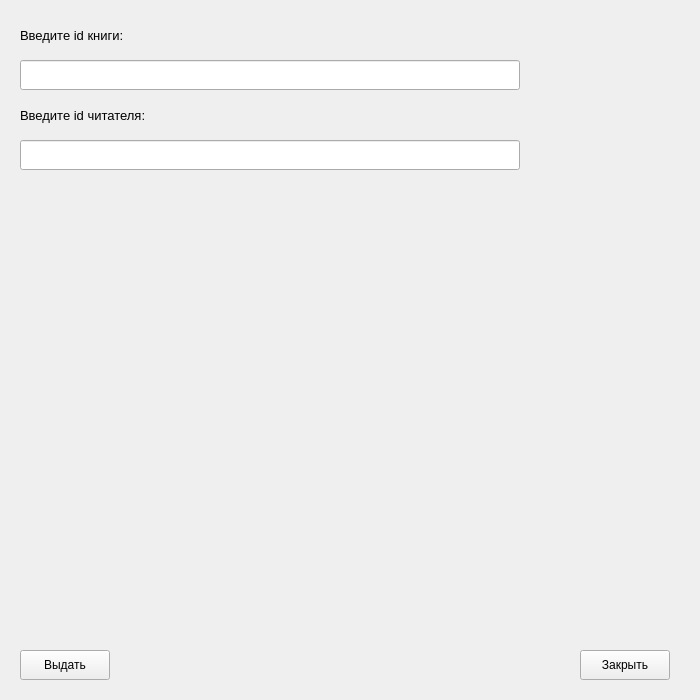
andrejmaznin/library, file GiveBook.ui: the form before one commit.
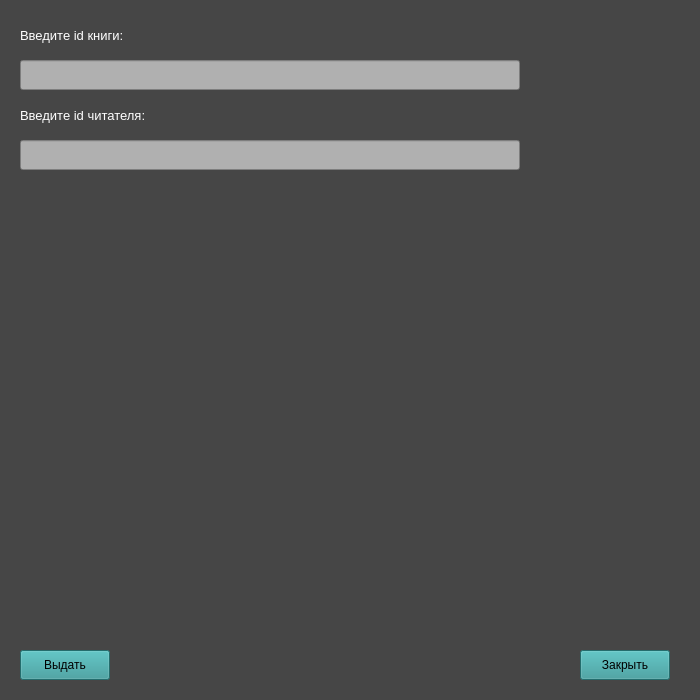
The form after the commit.

The edit to the form file:
```diff
--- a/GiveBook.ui
+++ b/GiveBook.ui
@@ -13,6 +13,9 @@
   <property name="windowTitle">
    <string>Библиотека: выдача книги</string>
   </property>
+  <property name="styleSheet">
+   <string notr="true">background-color: rgb(70, 70, 70);</string>
+  </property>
   <widget class="QLabel" name="lb_boo_id">
    <property name="geometry">
     <rect>
@@ -27,6 +30,9 @@
      <pointsize>10</pointsize>
     </font>
    </property>
+   <property name="styleSheet">
+    <string notr="true">color: rgb(255, 255, 255);</string>
+   </property>
    <property name="text">
     <string>Введите id книги:</string>
    </property>
@@ -40,6 +46,9 @@
      <height>30</height>
     </rect>
    </property>
+   <property name="styleSheet">
+    <string notr="true">background-color: rgb(176, 176, 176);</string>
+   </property>
   </widget>
   <widget class="QLabel" name="lb_client_id">
    <property name="geometry">
@@ -55,6 +64,9 @@
      <pointsize>10</pointsize>
     </font>
    </property>
+   <property name="styleSheet">
+    <string notr="true">color: rgb(255, 255, 255);</string>
+   </property>
    <property name="text">
     <string>Введите id читателя:</string>
    </property>
@@ -68,6 +80,9 @@
      <height>30</height>
     </rect>
    </property>
+   <property name="styleSheet">
+    <string notr="true">background-color: rgb(176, 176, 176);</string>
+   </property>
   </widget>
   <widget class="QLabel" name="lb_wrong_book_id">
    <property name="geometry">
@@ -78,6 +93,9 @@
      <height>20</height>
     </rect>
    </property>
+   <property name="styleSheet">
+    <string notr="true">color: rgb(255, 0, 0);</string>
+   </property>
    <property name="text">
     <string/>
    </property>
@@ -91,6 +109,9 @@
      <height>20</height>
     </rect>
    </property>
+   <property name="styleSheet">
+    <string notr="true">color: rgb(255, 0, 0);</string>
+   </property>
    <property name="text">
     <string/>
    </property>
@@ -109,6 +130,9 @@
      <pointsize>11</pointsize>
     </font>
    </property>
+   <property name="styleSheet">
+    <string notr="true">color: rgb(170, 255, 127);</string>
+   </property>
    <property name="text">
     <string/>
    </property>
@@ -122,6 +146,9 @@
      <height>30</height>
     </rect>
    </property>
+   <property name="styleSheet">
+    <string notr="true">background-color: rgb(51, 153, 153);</string>
+   </property>
    <property name="text">
     <string>Выдать</string>
    </property>
@@ -135,6 +162,9 @@
      <height>30</height>
     </rect>
    </property>
+   <property name="styleSheet">
+    <string notr="true">background-color: rgb(51, 153, 153);</string>
+   </property>
    <property name="text">
     <string>Закрыть</string>
    </property>
```
